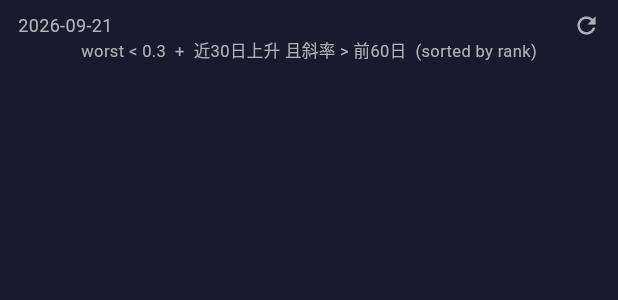
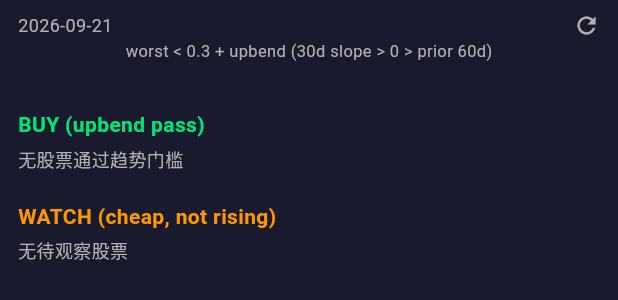
Before and after one commit to Jasoncoding2000/han_pe_app, a Flutter app: the _CombinedResultsView widget shown alone on an empty page, opened directly with empty values, on a phone screen of 412 x 824 dp. Shown: the top 300 px of the screen. Run offline on Flutter 3.47's test engine with Material 3 defaults, Android fonts, the phone set to English and light mode, and no system bars; our stand-ins replace audioplayers; missing offline and left inert: gbk_codec; network calls fail.

Commit message:
Move buy-band section from hanPE tab to Upbend tab; add WATCH subsection

```diff
--- a/lib/main.dart
+++ b/lib/main.dart
@@ -639,13 +639,13 @@ class _TabbedPageState extends State<TabbedPage> {
           _HanPeResultsView(
             bigList: _bigList,
             smallList: _smallList,
-            exitList: _exitList,
             status: _hanPeStatus,
             running: _hanPeRunning,
             onRefresh: _runBothScreeners,
           ),
           _CombinedResultsView(
             results: _combinedResults,
+            exitList: _exitList,
             status: _combinedStatus,
             running: _combinedRunning,
             onRefresh: _runBothScreeners,
@@ -665,7 +665,6 @@ class _TabbedPageState extends State<TabbedPage> {
 class _HanPeResultsView extends StatelessWidget {
   final List<StockData> bigList;
   final List<StockData> smallList;
-  final List<StockData> exitList;
   final String status;
   final bool running;
   final VoidCallback onRefresh;
@@ -673,6 +672,52 @@ class _HanPeResultsView extends StatelessWidget {
   const _HanPeResultsView({
     required this.bigList,
     required this.smallList,
+    required this.status,
+    required this.running,
+    required this.onRefresh,
+  });
+
+  @override
+  Widget build(BuildContext context) {
+    final today = DateTime.now();
+    final dateStr = '${today.year}-${today.month.toString().padLeft(2,'0')}-${today.day.toString().padLeft(2,'0')}';
+    return Column(children: [
+      Padding(padding: const EdgeInsets.symmetric(horizontal: 12, vertical: 8),
+        child: Column(crossAxisAlignment: CrossAxisAlignment.center, children: [
+          Row(children: [
+            Text(dateStr, style: const TextStyle(color: textMuted, fontSize: 12)),
+            const Spacer(),
+            running ? const SizedBox(width:16,height:16,child:CircularProgressIndicator(strokeWidth:2,color:textMuted)) : GestureDetector(onTap: onRefresh, child: const Icon(Icons.refresh, size: 18, color: textMuted)),
+          ]),
+          const Text('worst = max(hanPE, hanPB)  |  Rank 1-8 = rotation band  |  \u5927\u6362\u624b\u22652+\u5468\u6da8  |  \u5c0f\u6362\u624b\u22640.5', style: TextStyle(color: textMuted, fontSize: 10)),
+          const SizedBox(height: 6),
+          Text(status, style: const TextStyle(color: textMuted, fontSize: 12)),
+        ]),
+      ),
+      Expanded(child: ListView(
+        padding: const EdgeInsets.symmetric(horizontal: 12),
+        children: [
+          const Padding(padding: EdgeInsets.only(bottom: 4), child: Text('高换手 (top-50)', style: TextStyle(color: accentBlue, fontSize: 14, fontWeight: FontWeight.bold))),
+          if (bigList.isNotEmpty) ...bigList.map((s) => _HanPeCard(s))
+          else const Padding(padding: EdgeInsets.only(bottom: 8), child: Text('今日无符合条件的股票', style: TextStyle(color: textMuted, fontSize: 12))),
+          const Padding(padding: EdgeInsets.only(top: 12, bottom: 4), child: Text('低换手 (top-50)', style: TextStyle(color: accentBlue, fontSize: 14, fontWeight: FontWeight.bold))),
+          if (smallList.isNotEmpty) ...smallList.map((s) => _HanPeCard(s))
+          else const Padding(padding: EdgeInsets.only(bottom: 8), child: Text('今日无符合条件的股票', style: TextStyle(color: textMuted, fontSize: 12))),
+        ],
+      )),
+    ]);
+  }
+}
+
+class _CombinedResultsView extends StatelessWidget {
+  final List<StockData> results;
+  final List<StockData> exitList;
+  final String status;
+  final bool running;
+  final VoidCallback onRefresh;
+
+  const _CombinedResultsView({
+    required this.results,
     required this.exitList,
     required this.status,
     required this.running,
@@ -691,7 +736,7 @@ class _HanPeResultsView extends StatelessWidget {
             const Spacer(),
             running ? const SizedBox(width:16,height:16,child:CircularProgressIndicator(strokeWidth:2,color:textMuted)) : GestureDetector(onTap: onRefresh, child: const Icon(Icons.refresh, size: 18, color: textMuted)),
           ]),
-          const Text('worst = max(hanPE, hanPB) < 0.3  |  Rank 1-8 = rotation band  |  \u5927\u6362\u624b\u22652+\u5468\u6da8  |  \u5c0f\u6362\u624b\u22640.5', style: TextStyle(color: textMuted, fontSize: 10)),
+          const Text('worst < 0.3 + upbend (30d slope > 0 > prior 60d)', style: TextStyle(color: textMuted, fontSize: 11)),
           const SizedBox(height: 6),
           Text(status, style: const TextStyle(color: textMuted, fontSize: 12)),
         ]),
@@ -699,56 +744,21 @@ class _HanPeResultsView extends StatelessWidget {
       Expanded(child: ListView(
         padding: const EdgeInsets.symmetric(horizontal: 12),
         children: [
-          const Padding(padding: EdgeInsets.only(bottom: 4), child: Text('高换手 (top-50)', style: TextStyle(color: accentBlue, fontSize: 14, fontWeight: FontWeight.bold))),
-          if (bigList.isNotEmpty) ...bigList.map((s) => _HanPeCard(s))
-          else const Padding(padding: EdgeInsets.only(bottom: 8), child: Text('今日无符合条件的股票', style: TextStyle(color: textMuted, fontSize: 12))),
-          const Padding(padding: EdgeInsets.only(top: 12, bottom: 4), child: Text('低换手 (top-50)', style: TextStyle(color: accentBlue, fontSize: 14, fontWeight: FontWeight.bold))),
-          if (smallList.isNotEmpty) ...smallList.map((s) => _HanPeCard(s))
-          else const Padding(padding: EdgeInsets.only(bottom: 8), child: Text('今日无符合条件的股票', style: TextStyle(color: textMuted, fontSize: 12))),
-          const Padding(padding: EdgeInsets.only(top: 12, bottom: 4), child: Text('worst < 0.3 (buy band)', style: TextStyle(color: accentOrange, fontSize: 14, fontWeight: FontWeight.bold))),
-          if (exitList.isNotEmpty) ...exitList.map((s) => _HanPeCard(s))
-          else const Padding(padding: EdgeInsets.only(bottom: 8), child: Text('今日无符合条件的股票', style: TextStyle(color: textMuted, fontSize: 12))),
+          const Padding(padding: EdgeInsets.only(bottom: 4), child: Text('BUY (upbend pass)', style: TextStyle(color: Color(0xFF00E676), fontSize: 14, fontWeight: FontWeight.bold))),
+          if (results.isNotEmpty) ...results.map((s) => _CombinedCard(s))
+          else const Padding(padding: EdgeInsets.only(bottom: 8), child: Text('\u65e0\u80a1\u7968\u901a\u8fc7\u8d8b\u52bf\u95e8\u69db', style: TextStyle(color: textMuted, fontSize: 12))),
+          const Padding(padding: EdgeInsets.only(top: 12, bottom: 4), child: Text('WATCH (cheap, not rising)', style: TextStyle(color: accentOrange, fontSize: 14, fontWeight: FontWeight.bold))),
+          ..._watchList().map((s) => _HanPeCard(s)),
+          if (_watchList().isEmpty) const Padding(padding: EdgeInsets.only(bottom: 8), child: Text('\u65e0\u5f85\u89c2\u5bdf\u80a1\u7968', style: TextStyle(color: textMuted, fontSize: 12))),
         ],
       )),
     ]);
   }
-}
 
-class _CombinedResultsView extends StatelessWidget {
-  final List<StockData> results;
-  final String status;
-  final bool running;
-  final VoidCallback onRefresh;
-
-  const _CombinedResultsView({
-    required this.results,
-    required this.status,
-    required this.running,
-    required this.onRefresh,
-  });
-
-  @override
-  Widget build(BuildContext context) {
-    final today = DateTime.now();
-    final dateStr = '${today.year}-${today.month.toString().padLeft(2,'0')}-${today.day.toString().padLeft(2,'0')}';
-    return Column(children: [
-      Padding(padding: const EdgeInsets.symmetric(horizontal: 12, vertical: 8),
-        child: Column(crossAxisAlignment: CrossAxisAlignment.center, children: [
-          Row(children: [
-            Text(dateStr, style: const TextStyle(color: textMuted, fontSize: 12)),
-            const Spacer(),
-            running ? const SizedBox(width:16,height:16,child:CircularProgressIndicator(strokeWidth:2,color:textMuted)) : GestureDetector(onTap: onRefresh, child: const Icon(Icons.refresh, size: 18, color: textMuted)),
-          ]),
-          const Text('worst < 0.3  +  近30日上升 且斜率 > 前60日  (sorted by rank)', style: TextStyle(color: textMuted, fontSize: 11)),
-          const SizedBox(height: 6),
-          Text(status, style: const TextStyle(color: textMuted, fontSize: 12)),
-        ]),
-      ),
-      Expanded(child: ListView(
-        padding: const EdgeInsets.symmetric(horizontal: 12),
-        children: results.map((s) => _CombinedCard(s)).toList(),
-      )),
-    ]);
+  List<StockData> _watchList() {
+    final passed = results.map((s) => s.code).toSet();
+    return exitList.where((s) => !passed.contains(s.code)).toList()
+      ..sort((a, b) => a.rankWorst.compareTo(b.rankWorst));
   }
 }
 
```
Also changed, not shown: 1 other file.
